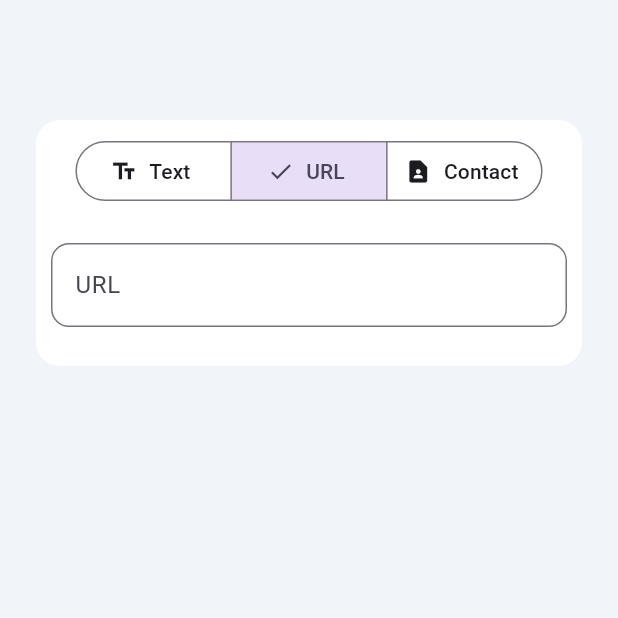
After one commit to TI-3D/iSentry, a Flutter app: the QrCodePage screen opened directly, after a tap on "URL", on a phone screen of 412 x 824 dp, the top half of it. The commit adds this screen. Run offline on Flutter 3.47's test engine with Material 3 defaults, Android fonts, the phone set to English and light mode, and no system bars; our stand-ins replace camera, flutter_bloc, image_picker, lucide_icons, permission_handler, qr_flutter and 2 more; Roboto replaces fonts that are missing (SFPro).

Commit message:
feat : qr code feature

```diff
--- a/mobile/lib/presentation/home/pages/dashboard.dart
+++ b/mobile/lib/presentation/home/pages/dashboard.dart
@@ -394,6 +394,8 @@ class DashboardPage extends StatelessWidget {
               const MySort(
                 texts: ['Today', 'Week', 'Month', 'Year'],
                 selectedIndex: 0,
+                leftPadding: 35,
+                rightPadding: 35,
               ),
               Expanded(
                 child: Container(
--- a/mobile/lib/presentation/home/pages/profile/account_settings.dart
+++ b/mobile/lib/presentation/home/pages/profile/account_settings.dart
@@ -1,4 +1,7 @@
 import 'package:flutter/material.dart';
+import 'package:isentry/common/helper/navigation/app_navigation.dart';
+import 'package:isentry/presentation/auth/pages/login.dart';
+import 'package:isentry/presentation/home/pages/profile/qr_code.dart';
 import 'package:isentry/presentation/widgets/appBar/appbar.dart';
 import 'package:lucide_icons/lucide_icons.dart';
 
@@ -28,8 +31,7 @@ class AccountSettingsPage extends StatelessWidget {
                     CircleAvatar(
                       radius: 30,
                       backgroundColor: Colors.grey,
-                      child: Text(
-                          'PEH'),
+                      child: Text('PEH'),
                     ),
                     SizedBox(width: 10),
                     Column(
@@ -41,8 +43,7 @@ class AccountSettingsPage extends StatelessWidget {
                               fontSize: 14,
                               fontWeight: FontWeight.w600,
                               letterSpacing: 1.2,
-                            color: Colors.grey
-                          ),
+                              color: Colors.grey),
                         ),
                         Text(
                           'Pak Enggal',
@@ -59,7 +60,7 @@ class AccountSettingsPage extends StatelessWidget {
                 IconButton(
                   icon: const Icon(LucideIcons.qrCode, size: 26),
                   onPressed: () {
-                    // Logic for QR code
+                    AppNavigator.push(context, const QrCodePage());
                   },
                 ),
               ],
@@ -69,19 +70,20 @@ class AccountSettingsPage extends StatelessWidget {
             // Menu Items
             ListTile(
               leading: const Icon(LucideIcons.userCircle2),
-              title: const Text('Edit Account',
+              title: const Text(
+                'Edit Account',
                 style: TextStyle(
                   fontWeight: FontWeight.w500,
                   fontSize: 15,
                 ),
               ),
-              subtitle: const Text('Update your personal information.',
+              subtitle: const Text(
+                'Update your personal information.',
                 style: TextStyle(
                     fontSize: 13,
                     color: Colors.grey,
                     fontWeight: FontWeight.w500,
-                  letterSpacing: 1
-                ),
+                    letterSpacing: 1),
               ),
               onTap: () {
                 // Logic for Edit Account
@@ -90,19 +92,20 @@ class AccountSettingsPage extends StatelessWidget {
             const Divider(),
             ListTile(
               leading: const Icon(LucideIcons.history),
-              title: const Text('Log Activity',
+              title: const Text(
+                'Log Activity',
                 style: TextStyle(
                   fontWeight: FontWeight.w500,
                   fontSize: 15,
                 ),
               ),
-              subtitle: const Text('View your activity history.',
+              subtitle: const Text(
+                'View your activity history.',
                 style: TextStyle(
                     fontSize: 13,
                     color: Colors.grey,
                     fontWeight: FontWeight.w500,
-                  letterSpacing: 1
-                ),
+                    letterSpacing: 1),
               ),
               onTap: () {
                 // Logic for Log Activity
@@ -111,19 +114,20 @@ class AccountSettingsPage extends StatelessWidget {
             const Divider(),
             ListTile(
               leading: const Icon(LucideIcons.settings),
-              title: const Text('Setting',
+              title: const Text(
+                'Setting',
                 style: TextStyle(
                   fontWeight: FontWeight.w500,
                   fontSize: 15,
                 ),
               ),
-              subtitle: const Text('Customize your app experience.',
+              subtitle: const Text(
+                'Customize your app experience.',
                 style: TextStyle(
                     fontSize: 13,
                     color: Colors.grey,
                     fontWeight: FontWeight.w500,
-                  letterSpacing: 1
-                ),
+                    letterSpacing: 1),
               ),
               onTap: () {
                 // Logic for Settings
@@ -132,19 +136,20 @@ class AccountSettingsPage extends StatelessWidget {
             const Divider(),
             ListTile(
               leading: const Icon(LucideIcons.heartHandshake),
-              title: const Text('About Us',
+              title: const Text(
+                'About Us',
                 style: TextStyle(
                   fontWeight: FontWeight.w500,
                   fontSize: 15,
                 ),
               ),
-              subtitle: const Text('Learn app and development team.',
+              subtitle: const Text(
+                'Learn app and development team.',
                 style: TextStyle(
                     fontSize: 13,
                     color: Colors.grey,
                     fontWeight: FontWeight.w500,
-                  letterSpacing: 1
-                ),
+                    letterSpacing: 1),
               ),
               onTap: () {
                 // Logic for About Us
@@ -163,16 +168,16 @@ class AccountSettingsPage extends StatelessWidget {
                   fontSize: 15,
                 ),
               ),
-              subtitle: const Text('Log out of your account.',
+              subtitle: const Text(
+                'Log out of your account.',
                 style: TextStyle(
                     fontSize: 13,
                     color: Colors.grey,
                     fontWeight: FontWeight.w500,
-                  letterSpacing: 1
-                ),
+                    letterSpacing: 1),
               ),
               onTap: () {
-                // Logic for Log Out
+                AppNavigator.pushAndRemove(context, const LoginPage());
               },
             ),
           ],
--- /dev/null
+++ b/mobile/lib/presentation/home/pages/profile/qr_code.dart
@@ -0,0 +1,224 @@
+import 'dart:io';
+
+import 'package:flutter/material.dart';
+import 'package:isentry/core/configs/theme/app_colors.dart';
+import 'package:path_provider/path_provider.dart';
+import 'package:qr_flutter/qr_flutter.dart';
+import 'package:screenshot/screenshot.dart';
+import 'package:share_plus/share_plus.dart';
+
+class QrCodePage extends StatefulWidget {
+  const QrCodePage({super.key});
+
+  @override
+  State<QrCodePage> createState() => _QrCodePageState();
+}
+
+class _QrCodePageState extends State<QrCodePage> {
+  final TextEditingController _textController = TextEditingController();
+  final ScreenshotController _screenshotController = ScreenshotController();
+  String qrData = '';
+  String selectedType = 'text';
+  final Map<String, TextEditingController> _controllers = {
+    'name': TextEditingController(),
+    'phone': TextEditingController(),
+    'email': TextEditingController(),
+    'url': TextEditingController(),
+  };
+
+  String _generateQRData() {
+    switch (selectedType) {
+      case 'contact':
+        return '''BEGIN:VCARD
+        VERSION:3.0
+        FN:${_controllers['name']?.text}
+        TEL:${_controllers['phone']?.text}
+        EMAIL:${_controllers['email']?.text}
+        END:VCARD''';
+
+      case 'url':
+        String url = _controllers['url']?.text ?? '';
+        if (!url.startsWith('http://') && !url.startsWith('https://')) {
+          url = 'http://$url';
+        }
+        return url;
+
+      default:
+        return _textController.text;
+    }
+  }
+
+  Future<void> _shareQRCode() async {
+    final directory = await getApplicationDocumentsDirectory();
+    final imagePath = '${directory.path}/qr_code.png';
+    final capture = await _screenshotController.capture();
+    if (capture == null) {
+      return;
+    }
+
+    File imageFile = File(imagePath);
+    await imageFile.writeAsBytes(capture);
+    await Share.shareXFiles([XFile(imagePath)], text: "Share QR Code");
+  }
+
+  Widget _buildTextField(TextEditingController controller, String label) {
+    return Padding(
+      padding: EdgeInsets.only(bottom: 16),
+      child: TextField(
+        controller: controller,
+        decoration: InputDecoration(
+            labelText: label,
+            border: OutlineInputBorder(
+              borderRadius: BorderRadius.circular(12),
+            )),
+        onChanged: (_) {
+          setState(() {
+            qrData = _generateQRData();
+          });
+        },
+      ),
+    );
+  }
+
+  Widget _buildInputField() {
+    switch (selectedType) {
+      case 'contact':
+        return Column(
+          children: [
+            _buildTextField(_controllers['name']!, "Name"),
+            _buildTextField(_controllers['phone']!, "Phone"),
+            _buildTextField(_controllers['email']!, "Email"),
+          ],
+        );
+
+      case 'url':
+        return _buildTextField(_controllers['url']!, "URL");
+      default:
+        return TextField(
+          controller: _textController,
+          decoration: InputDecoration(
+              labelText: "Enter Text",
+              border: OutlineInputBorder(
+                borderRadius: BorderRadius.circular(12),
+              )),
+          onChanged: (value) {
+            setState(() {
+              qrData = value;
+            });
+          },
+        );
+    }
+  }
+
+  @override
+  Widget build(BuildContext context) {
+    return Scaffold(
+      backgroundColor: AppColors.background,
+      appBar: AppBar(
+        backgroundColor: AppColors.background,
+        foregroundColor: AppColors.primary,
+      ),
+      body: Container(
+        padding: EdgeInsets.all(20),
+        child: SingleChildScrollView(
+          child: Column(
+            crossAxisAlignment: CrossAxisAlignment.center,
+            children: [
+              Card(
+                color: Colors.white,
+                elevation: 0,
+                shape: RoundedRectangleBorder(
+                  borderRadius: BorderRadius.circular(16),
+                ),
+                child: Padding(
+                  padding: EdgeInsets.all(10),
+                  child: Column(
+                    children: [
+                      SegmentedButton<String>(
+                        selected: {selectedType},
+                        onSelectionChanged: (Set<String> selection) {
+                          setState(
+                            () {
+                              selectedType = selection.first;
+                              qrData = '';
+                            },
+                          );
+                        },
+                        segments: const [
+                          ButtonSegment(
+                            value: 'text',
+                            label: Text("Text"),
+                            icon: Icon(Icons.text_fields),
+                          ),
+                          ButtonSegment(
+                            value: 'url',
+                            label: Text("URL"),
+                            icon: Icon(Icons.text_fields),
+                          ),
+                          ButtonSegment(
+                            value: 'contact',
+                            label: Text("Contact"),
+                            icon: Icon(Icons.contact_page),
+                          ),
+                        ],
+                      ),
+                      const SizedBox(height: 24),
+                      _buildInputField(),
+                    ],
+                  ),
+                ),
+              ),
+              const SizedBox(height: 24),
+              if (qrData.isNotEmpty)
+                Column(
+                  children: [
+                    Card(
+                      color: Colors.white,
+                      elevation: 0,
+                      shape: RoundedRectangleBorder(
+                        borderRadius: BorderRadius.circular(16),
+                      ),
+                      child: Padding(
+                        padding: const EdgeInsets.all(16),
+                        child: Column(
+                          children: [
+                            Screenshot(
+                              controller: _screenshotController,
+                              child: Container(
+                                color: Colors.white,
+                                padding: const EdgeInsets.all(16),
+                                child: QrImageView(
+                                  data: qrData,
+                                  version: QrVersions.auto,
+                                  size: 200,
+                                  errorCorrectionLevel: QrErrorCorrectLevel.H,
+                                ),
+                              ),
+                            )
+                          ],
+                        ),
+                      ),
+                    ),
+                    const SizedBox(height: 16),
+                    ElevatedButton.icon(
+                      onPressed: _shareQRCode,
+                      icon: const Icon(Icons.share),
+                      label: const Text("Share QR Code"),
+                      style: ElevatedButton.styleFrom(
+                          backgroundColor: Colors.white,
+                          padding: const EdgeInsets.symmetric(
+                            horizontal: 24,
+                            vertical: 12,
+                          ),
+                          shape: RoundedRectangleBorder(
+                              borderRadius: BorderRadius.circular(12))),
+                    )
+                  ],
+                )
+            ],
+          ),
+        ),
+      ),
+    );
+  }
+}
--- a/mobile/lib/presentation/home/pages/unrecognized/unrecognized.dart
+++ b/mobile/lib/presentation/home/pages/unrecognized/unrecognized.dart
@@ -38,9 +38,14 @@ class _UnrecognizedPageState extends State<UnrecognizedPage> {
         backgroundColor: const Color(0xfff1f4f9),
         automaticallyImplyLeading: false,
         bottom: const PreferredSize(
-            preferredSize: Size.fromHeight(0),
-            child: MySort(
-                texts: ['Today', 'Week', 'Month', 'Year'], selectedIndex: 0)),
+          preferredSize: Size.fromHeight(0),
+          child: MySort(
+            texts: ['Today', 'Week', 'Month', 'Year'],
+            selectedIndex: 0,
+            leftPadding: 25,
+            rightPadding: 25,
+          ),
+        ),
       ),
       body: Padding(
         padding: const EdgeInsets.symmetric(vertical: 16, horizontal: 25),
--- a/mobile/lib/presentation/widgets/components/sort.dart
+++ b/mobile/lib/presentation/widgets/components/sort.dart
@@ -3,18 +3,22 @@ import 'package:flutter/material.dart';
 class MySort extends StatelessWidget {
   final List<String> texts;
   final int selectedIndex;
+  final double leftPadding;
+  final double rightPadding;
 
   const MySort({
     super.key,
     required this.texts,
     required this.selectedIndex,
+    required this.leftPadding,
+    required this.rightPadding,
   });
 
   @override
   Widget build(BuildContext context) {
     return Container(
       color: const Color.fromARGB(255, 241, 244, 249),
-      padding: const EdgeInsets.only(left: 35, right: 35, top: 14),
+      padding: EdgeInsets.only(left: leftPadding, right: rightPadding, top: 14),
       child: Container(
         decoration: BoxDecoration(
           borderRadius: BorderRadius.circular(20),
```
Also changed, not shown: mobile/pubspec.yaml (+7 -2 lines), mobile/pubspec.lock, 2 other files. Lines whose indentation alone changed are shown as unchanged.
